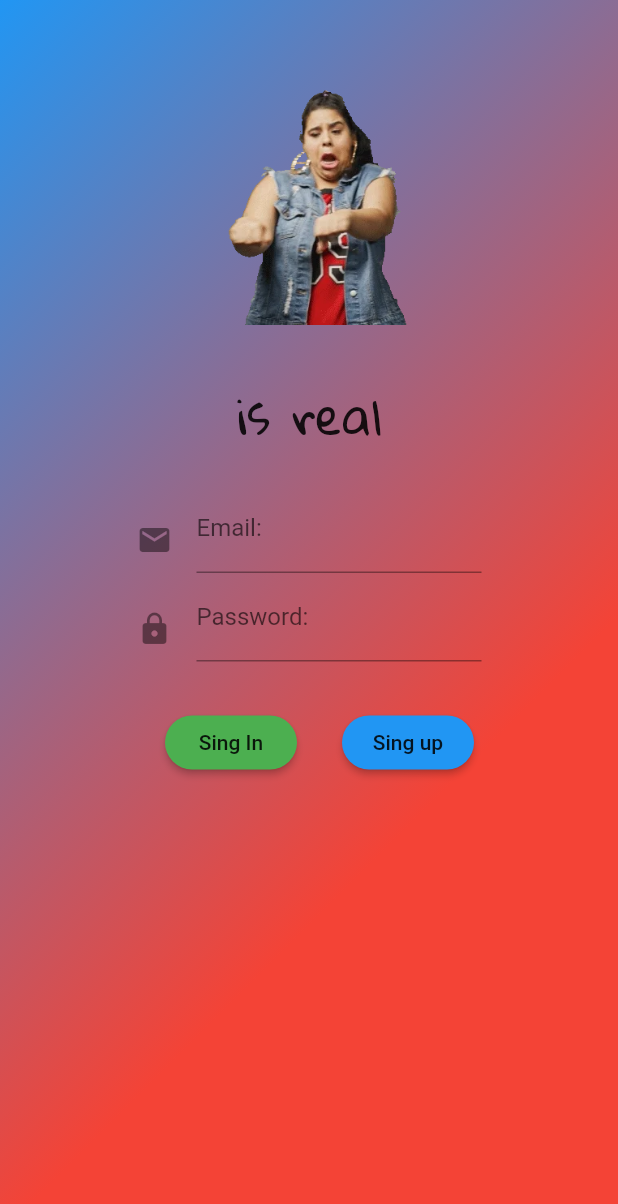
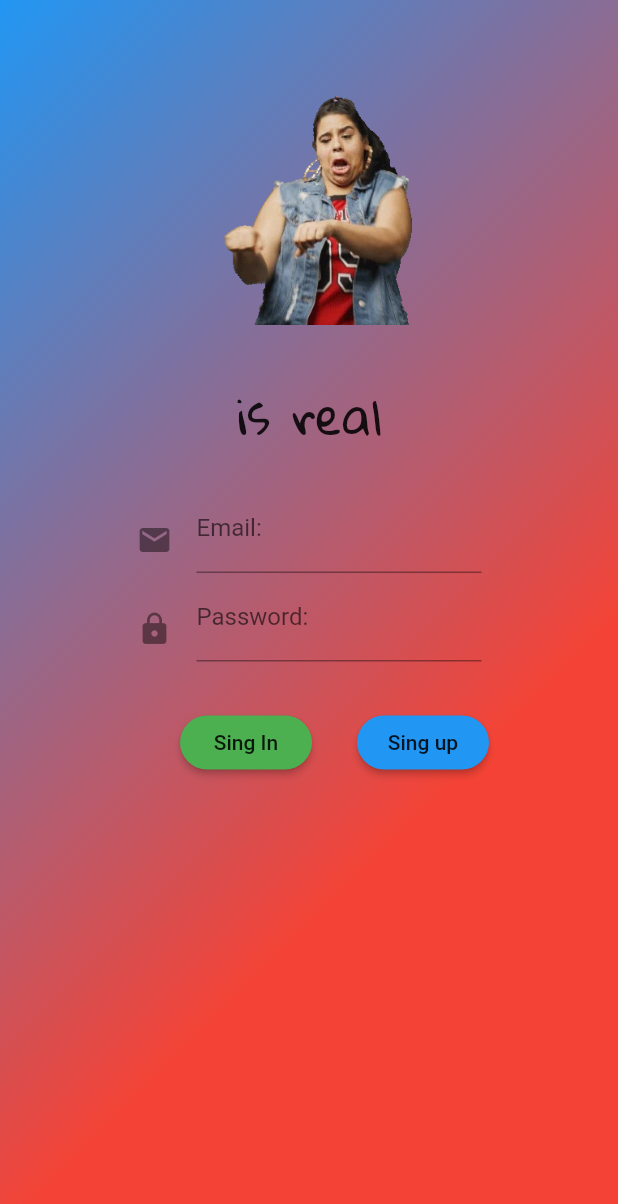
Before and after one commit to Nitrocircussx74/FlutterFirebase, a Flutter app: the screen it shows after launch, on a phone screen of 412 x 824 dp. Shown: the top 1204 px of the screen. Run offline on Flutter 3.47's test engine with Material 2 defaults, Android fonts, the phone set to English and light mode, and no system bars.

Commit message:
update create form button final

```diff
--- a/lib/screens/authen.dart
+++ b/lib/screens/authen.dart
@@ -23,6 +23,33 @@ class _AuthenState extends State<Authen> {
               icon: const Padding(
                   padding: const EdgeInsets.only(top: 15.0),
                   child: const Icon(Icons.local_post_office))),
+        ));
+  }
+
+// ---------------
+  Widget button() {
+    return Container(
+        margin: EdgeInsets.only(
+          top: 15.0,
+          left: 30.0,
+        ),
+        child: Row(
+          children: <Widget>[
+            Container(
+              margin: EdgeInsets.only(
+                top: 15.0,
+                left: 90.0,
+              ),
+              child: singInbutton(),
+            ),
+            Container(
+              margin: EdgeInsets.only(
+                top: 15.0,
+                left: 30.0,
+              ),
+              child: singUpbutton(),
+            ),
+          ],
         ));
   }
 
@@ -125,29 +152,7 @@ class _AuthenState extends State<Authen> {
                   margin: EdgeInsets.only(top: 15.0), child: showContent()),
               emailTextField(),
               passTextField(),
-              Container(
-                  margin: EdgeInsets.only(
-                    top: 15.0,
-                    left: 30.0,
-                  ),
-                  child: Row(
-                    children: <Widget>[
-                      Container(
-                        margin: EdgeInsets.only(
-                          top: 15.0,
-                          left: 80.0,
-                        ),
-                        child: singInbutton(),
-                      ),
-                      Container(
-                        margin: EdgeInsets.only(
-                          top: 15.0,
-                          left: 30.0,
-                        ),
-                        child: singUpbutton(),
-                      ),
-                    ],
-                  ))
+              button()
             ],
           ),
         ));
```
